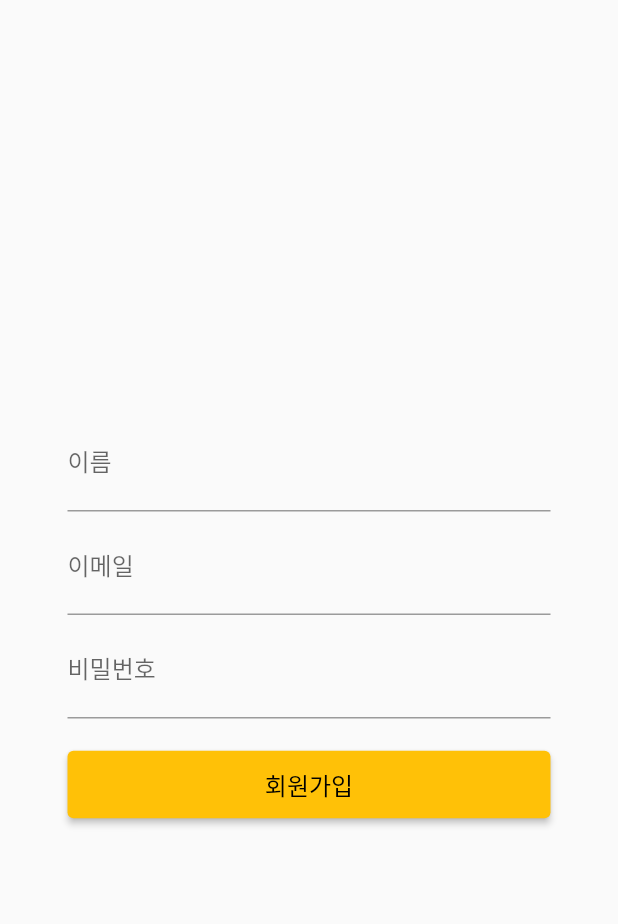
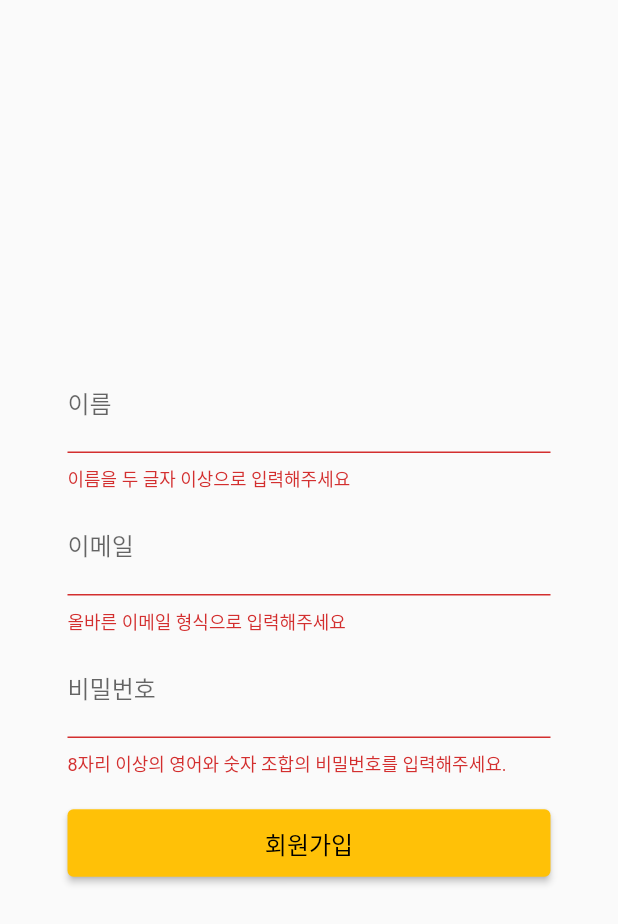
Before and after one commit to losif63/CS496_Project2, a Flutter app: the AuthJoinView screen opened directly, after a tap on "회원가입", on a phone screen of 412 x 824 dp. Shown: the top 924 px of the screen. Run offline on Flutter 3.47's test engine with Material 2 defaults, Android fonts, the light colour scheme and no system bars; our stand-ins replace material_design_icons_flutter; missing offline and left inert: kakao_flutter_sdk, kakao_flutter_sdk_common.

Commit message:
UI - implement login, join validator, save function

```diff
--- a/cs496_project2_front_end/lib/main.dart
+++ b/cs496_project2_front_end/lib/main.dart
@@ -8,8 +8,8 @@ import 'package:flutter/material.dart';
 import 'package:kakao_flutter_sdk_common/kakao_flutter_sdk_common.dart';
 
 void main() {
-  var NATIVE_APP_KEY = '73209b84ec45301453398f47733a0420';
-  KakaoSdk.init(nativeAppKey: '${NATIVE_APP_KEY}');
+  var NATIVEAPPKEY = '73209b84ec45301453398f47733a0420';
+  KakaoSdk.init(nativeAppKey: NATIVEAPPKEY);
   runApp(const MyApp());
 }
 
--- a/cs496_project2_front_end/lib/view/auth_join_view.dart
+++ b/cs496_project2_front_end/lib/view/auth_join_view.dart
@@ -12,23 +12,72 @@ class AuthJoinView extends StatelessWidget {
         height: MediaQuery.of(context).size.height,
         child: Padding(
           padding: const EdgeInsets.only(left: 45, right: 45),
-          child: Form(
-              key: _formKey,
-              child: Column(
-                  mainAxisAlignment: MainAxisAlignment.center,
-                  children: [
+          child: CustomJoinForm(formKey: _formKey),
+        ),
+      ),
+    );
+  }
+}
+
+class CustomJoinForm extends StatefulWidget {
+  const CustomJoinForm({
+    Key? key,
+    required GlobalKey<FormState> formKey,
+  })  : _formKey = formKey,
+        super(key: key);
+
+  final GlobalKey<FormState> _formKey;
+
+  @override
+  State<CustomJoinForm> createState() => _CustomJoinFormState();
+}
+
+class _CustomJoinFormState extends State<CustomJoinForm> {
+  String name = '';
+  String email = '';
+  String password = '';
+
+  @override
+  Widget build(BuildContext context) {
+    return Form(
+        key: widget._formKey,
+        child: Column(mainAxisAlignment: MainAxisAlignment.center, children: [
           TextFormField(
             onSaved: null,
             autocorrect: false,
             keyboardType: TextInputType.name,
-                      decoration: const InputDecoration(
-                          labelText: '이름', hintText: '이름을 입력해주세요'),
+            autovalidateMode: AutovalidateMode.onUserInteraction,
+            validator: (val) {
+              bool _isValidName(String val) {
+                return RegExp(r"^[a-z0-9가-힣()]+[a-z0-9가-힣()\s]$").hasMatch(val);
+              }
+
+              return _isValidName(val ?? '') ? null : '이름을 두 글자 이상으로 입력해주세요';
+            },
+            onFieldSubmitted: (val) {
+              setState(() => name = val);
+            },
+            decoration:
+                const InputDecoration(labelText: '이름', hintText: '이름을 입력해주세요'),
           ),
           const SizedBox(height: 5),
           TextFormField(
             onSaved: null,
             autocorrect: false,
             keyboardType: TextInputType.emailAddress,
+            autovalidateMode: AutovalidateMode.onUserInteraction,
+            validator: (val) {
+              bool _isValidEmail(String val) {
+                return RegExp(
+                        r"[a-z0-9!#$%&'*+/=?^_`{|}~-]+(?:\.[a-z0-9!#$%&'*+/=?^_`{|}~-]+)*@(?:[a-z0-9](?:[a-z0-9-]*[a-z0-9])?\.)+[a-z0-9](?:[a-z0-9-]*[a-z0-9])?")
+                    .hasMatch(val);
+              }
+
+              return _isValidEmail(val ?? '') ? null : '올바른 이메일 형식으로 입력해주세요';
+            },
+            onFieldSubmitted: (val) {
+              setState(() => email = val);
+            },
             decoration: const InputDecoration(
                 labelText: '이메일', hintText: '이메일을 입력해주세요'),
           ),
@@ -37,6 +86,20 @@ class AuthJoinView extends StatelessWidget {
               obscureText: true,
               onSaved: null,
               autocorrect: false,
+              autovalidateMode: AutovalidateMode.onUserInteraction,
+              validator: (val) {
+                bool _isValidPassword(String val) {
+                  return RegExp(r"(?=.*\d)(?=.*[a-z])(?=.*[a-zA-Z]).{8,}")
+                      .hasMatch(val);
+                }
+
+                return _isValidPassword(val ?? '')
+                    ? null
+                    : '8자리 이상의 영어와 숫자 조합의 비밀번호를 입력해주세요.';
+              },
+              onFieldSubmitted: (val) {
+                setState(() => password = val);
+              },
               decoration: const InputDecoration(
                   labelText: '비밀번호', hintText: '비밀번호를 입력해주세요')),
           const SizedBox(height: 20),
@@ -48,11 +111,14 @@ class AuthJoinView extends StatelessWidget {
                 Text('회원가입', style: TextStyle(fontSize: 16)),
               ],
             ),
-                      onPressed: () {},
+            onPressed: () {
+              if (widget._formKey.currentState!.validate()) {
+                //server의 유저정보와 같은 것이 있는지 체크
+                widget._formKey.currentState!.save();
+                const SnackBar(content: Text('저장완료'));
+              }
+            },
           ),
-                  ])),
-        ),
-      ),
-    );
+        ]));
   }
 }
```
Also changed, not shown: cs496_project2_front_end/lib/view/auth_view.dart (+72 -15 lines), cs496_project2_front_end/lib/view/chat_list_view.dart (added, +18 -0 lines), cs496_project2_front_end/lib/view/room_detail_view.dart (+19 -16 lines). Lines whose indentation alone changed are shown as unchanged.
